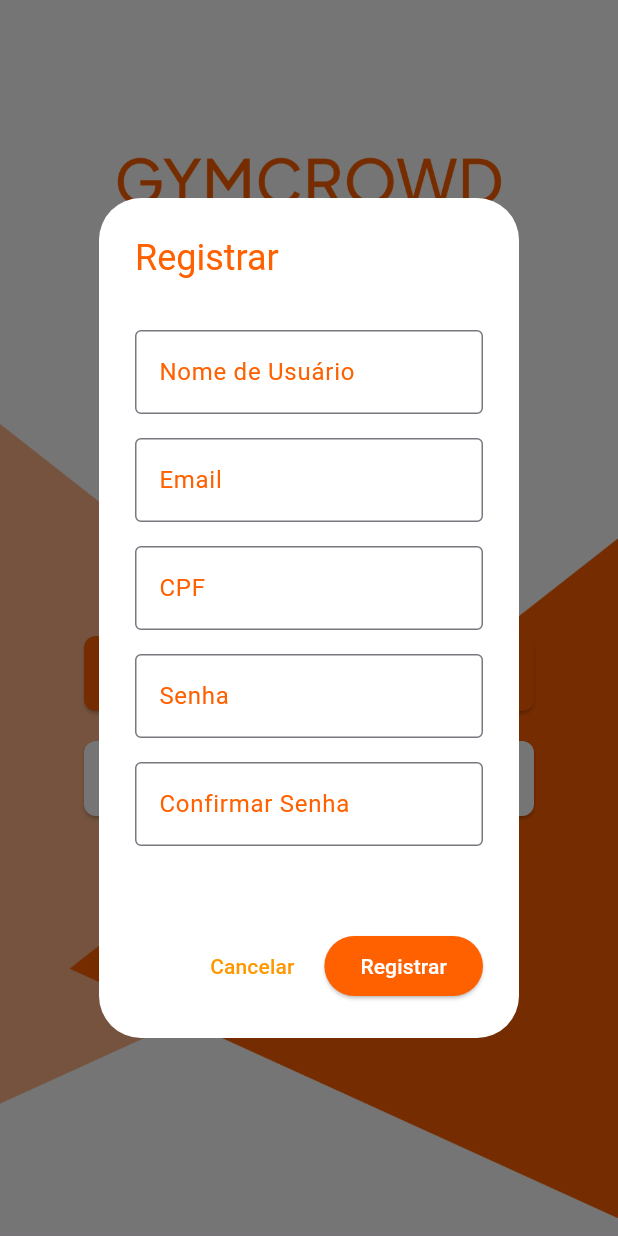
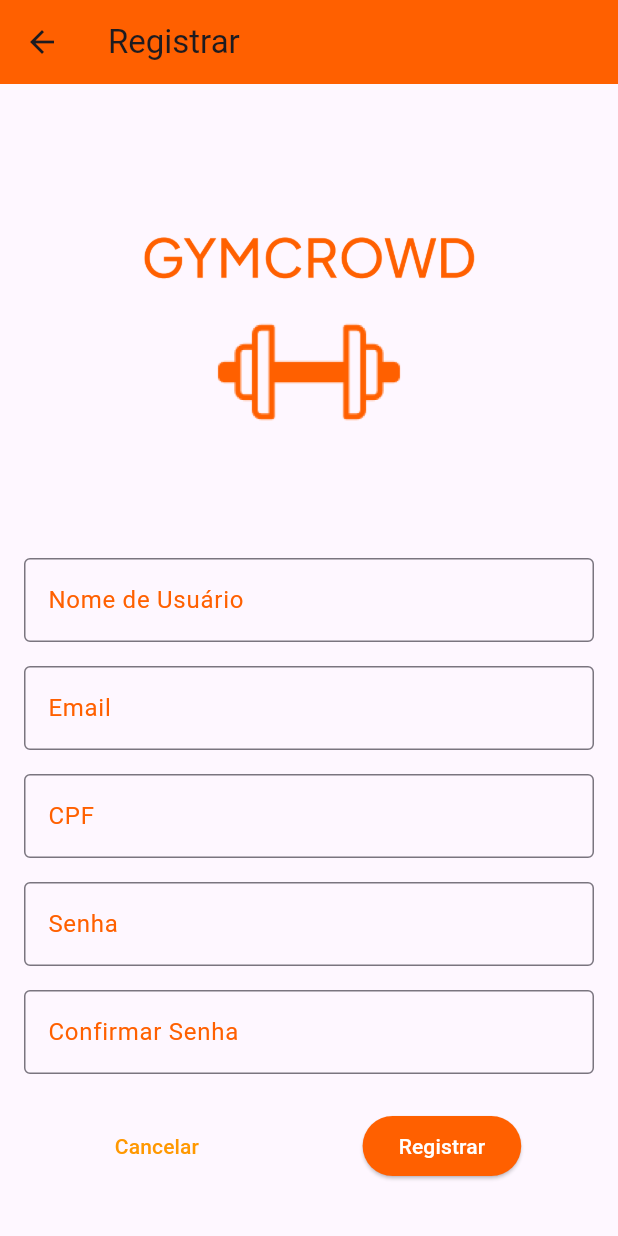
Before and after one commit to Eziliun/GymCrowd-Flutter, a Flutter app: the screen it shows after launch, after a tap on "Criar Conta", on a phone screen of 412 x 824 dp. Run offline on Flutter 3.47's test engine with Material 3 defaults, Android fonts, the phone set to English and light mode, and no system bars.

Commit message:
adicionado paginas de login e cadastro

```diff
--- a/lib/pages/introduction.dart
+++ b/lib/pages/introduction.dart
@@ -1,4 +1,6 @@
 import 'package:flutter/material.dart';
+import 'package:gym_crowd/pages/login.dart';
+import 'package:gym_crowd/pages/register.dart';
 
 class IntroductionPage extends StatelessWidget {
   @override
@@ -8,7 +10,7 @@ class IntroductionPage extends StatelessWidget {
         children: [
           // Imagem de fundo
           Container(
-            decoration: BoxDecoration(
+            decoration: const BoxDecoration(
               image: DecorationImage(
                 image: AssetImage('assets/GymCrowdLogo.png'),
                 fit: BoxFit.cover,
@@ -24,33 +26,39 @@ class IntroductionPage extends StatelessWidget {
               children: [
                 ElevatedButton(
                   onPressed: () {
-                    _showRegisterDialog(context);
+                    Navigator.push(
+                      context,
+                      MaterialPageRoute(builder: (context) => const Register()),
+                    );
                   },
                   style: ElevatedButton.styleFrom(
-                    backgroundColor: Color(0xFFFF6000),
-                    minimumSize: Size(300, 50),
+                    backgroundColor: const Color(0xFFFF6000),
+                    minimumSize: const Size(300, 50),
                     shape: RoundedRectangleBorder(
                       borderRadius: BorderRadius.circular(8),
                     ),
                   ),
-                  child: Text(
+                  child: const Text(
                     'Criar Conta',
                     style: TextStyle(color: Color(0xFFFFFFFF)),
                   ),
                 ),
-                SizedBox(height: 20),
+                const SizedBox(height: 20),
                 ElevatedButton(
                   onPressed: () {
-                    _showLoginDialog(context);
+                    Navigator.push(
+                      context,
+                      MaterialPageRoute(builder: (context) => const Login()),
+                    );
                   },
                   style: ElevatedButton.styleFrom(
-                    backgroundColor: Color(0xFFFFFFFF),
-                    minimumSize: Size(300, 50),
+                    backgroundColor: const Color(0xFFFFFFFF),
+                    minimumSize: const Size(300, 50),
                     shape: RoundedRectangleBorder(
                       borderRadius: BorderRadius.circular(8),
                     ),
                   ),
-                  child: Text(
+                  child: const Text(
                     'Login',
                     style: TextStyle(color: Color(0xFFFF6000)),
                   ),
@@ -62,145 +70,4 @@ class IntroductionPage extends StatelessWidget {
       ),
     );
   }
-
-  // Função para mostrar o diálogo de login
-  void _showLoginDialog(BuildContext context) {
-    showDialog(
-      context: context,
-      builder: (BuildContext context) {
-        return AlertDialog(
-          backgroundColor: Colors.white,
-          title: Text(
-            'Login',
-            style: TextStyle(color: Color(0xFFFF6000)),
-          ),
-          content: Padding(
-            padding: const EdgeInsets.symmetric(vertical: 16.0),
-            child: Column(
-              mainAxisSize: MainAxisSize.min,
-              children: [
-                TextField(
-                  decoration: InputDecoration(
-                    labelText: 'Email',
-                    labelStyle: TextStyle(color: Color(0xFFFF6000)),
-                    border: OutlineInputBorder(),
-                  ),
-                ),
-                SizedBox(height: 16),
-                TextField(
-                  obscureText: true,
-                  decoration: InputDecoration(
-                    labelText: 'Senha',
-                    labelStyle: TextStyle(color: Color(0xFFFF6000)),
-                    border: OutlineInputBorder(),
-                  ),
-                ),
-              ],
-            ),
-          ),
-          actions: [
-            TextButton(
-              child: Text('Cancelar',style: TextStyle(color: Colors.orange)),
-              onPressed: () {
-                Navigator.of(context).pop();
-              },
-            ),
-            ElevatedButton(
-              child: Text('Entrar',style: TextStyle(color: Colors.white)),
-              style: ElevatedButton.styleFrom(
-                primary: Color(0xFFFF6000), // Cor laranja
-              ),
-              onPressed: () {
-                // Adicione a lógica de login aqui
-              },
-            ),
-          ],
-        );
-      },
-    );
-  }
-
-  void _showRegisterDialog(BuildContext context) {
-    showDialog(
-      context: context,
-      builder: (BuildContext context) {
-        return AlertDialog(
-          backgroundColor: Colors.white,
-          title: Text(
-            'Registrar',
-            style: TextStyle(color: Color(0xFFFF6000)),
-          ),
-          content: Padding(
-            padding: const EdgeInsets.symmetric(vertical: 16.0),
-            child: SingleChildScrollView(
-              child: Column(
-                mainAxisSize: MainAxisSize.min,
-                children: [
-                  TextField(
-                    decoration: InputDecoration(
-                      labelText: 'Nome de Usuário',
-                      labelStyle: TextStyle(color: Color(0xFFFF6000)),
-                      border: OutlineInputBorder(),
-                    ),
-                  ),
-                  SizedBox(height: 16),
-                  TextField(
-                    decoration: InputDecoration(
-                      labelText: 'Email',
-                      labelStyle: TextStyle(color: Color(0xFFFF6000)),
-                      border: OutlineInputBorder(),
-                    ),
-                  ),
-                  SizedBox(height: 16),
-                  TextField(
-                    decoration: InputDecoration(
-                      labelText: 'CPF',
-                      labelStyle: TextStyle(color: Color(0xFFFF6000)),
-                      border: OutlineInputBorder(),
-                    ),
-                  ),
-                  SizedBox(height: 16),
-                  TextField(
-                    obscureText: true,
-                    decoration: InputDecoration(
-                      labelText: 'Senha',
-                      labelStyle: TextStyle(color: Color(0xFFFF6000)),
-                      border: OutlineInputBorder(),
-                    ),
-                  ),
-                  SizedBox(height: 16),
-                  TextField(
-                    obscureText: true,
-                    decoration: InputDecoration(
-                      labelText: 'Confirmar Senha',
-                      labelStyle: TextStyle(color: Color(0xFFFF6000)),
-                      border: OutlineInputBorder(),
-                    ),
-                  ),
-                  SizedBox(height: 16),
-                ],
-              ),
-            ),
-          ),
-          actions: [
-            TextButton(
-              child: Text('Cancelar' ,style: TextStyle(color: Colors.orange)),
-              onPressed: () {
-                Navigator.of(context).pop();
-              },
-            ),
-            ElevatedButton(
-              child: Text('Registrar',style: TextStyle(color: Colors.white)),
-              style: ElevatedButton.styleFrom(
-                primary: Color(0xFFFF6000), // Cor laranja
-              ),
-              onPressed: () {
-                // Adicione a lógica de registro aqui
-              },
-            ),
-          ],
-        );
-      },
-    );
-  }
 }
--- /dev/null
+++ b/lib/pages/register.dart
@@ -0,0 +1,91 @@
+import 'package:flutter/material.dart';
+
+class Register extends StatelessWidget {
+  const Register({super.key});
+
+  @override
+  Widget build(BuildContext context) {
+    return Scaffold(
+      appBar: AppBar(
+        title: const Text('Registrar'),
+        backgroundColor: const Color(0xFFFF6000),
+      ),
+      body: Padding(
+        padding: const EdgeInsets.all(16.0),
+        child: SingleChildScrollView(
+          child: Column(
+            mainAxisAlignment: MainAxisAlignment.start,
+            children: [
+              Image.asset(
+              'assets/GymCrowdLogo2.png', // Caminho para a imagem no diretório assets
+              height: 300, // Altura da imagem
+            ),
+              const TextField(
+                decoration: InputDecoration(
+                  labelText: 'Nome de Usuário',
+                  labelStyle: TextStyle(color: Color(0xFFFF6000)),
+                  border: OutlineInputBorder(),
+                ),
+              ),
+              const SizedBox(height: 16),
+              const TextField(
+                decoration: InputDecoration(
+                  labelText: 'Email',
+                  labelStyle: TextStyle(color: Color(0xFFFF6000)),
+                  border: OutlineInputBorder(),
+                ),
+              ),
+              const SizedBox(height: 16),
+              const TextField(
+                decoration: InputDecoration(
+                  labelText: 'CPF',
+                  labelStyle: TextStyle(color: Color(0xFFFF6000)),
+                  border: OutlineInputBorder(),
+                ),
+              ),
+              const SizedBox(height: 16),
+              const TextField(
+                obscureText: true,
+                decoration: InputDecoration(
+                  labelText: 'Senha',
+                  labelStyle: TextStyle(color: Color(0xFFFF6000)),
+                  border: OutlineInputBorder(),
+                ),
+              ),
+              const SizedBox(height: 16),
+              const TextField(
+                obscureText: true,
+                decoration: InputDecoration(
+                  labelText: 'Confirmar Senha',
+                  labelStyle: TextStyle(color: Color(0xFFFF6000)),
+                  border: OutlineInputBorder(),
+                ),
+              ),
+              const SizedBox(height: 24),
+              Row(
+                mainAxisAlignment: MainAxisAlignment.spaceAround,
+                children: [
+                  TextButton(
+                    child: const Text('Cancelar', style: TextStyle(color: Colors.orange)),
+                    onPressed: () {
+                      Navigator.of(context).pop();
+                    },
+                  ),
+                  ElevatedButton(
+                    style: ElevatedButton.styleFrom(
+                      backgroundColor: const Color(0xFFFF6000), // Cor laranja
+                    ),
+                    onPressed: () {
+                      // Adicione a lógica de registro aqui
+                    },
+                    child: const Text('Registrar', style: TextStyle(color: Colors.white)),
+                  ),
+                ],
+              ),
+            ],
+          ),
+        ),
+      ),
+    );
+  }
+  }
--- a/pubspec.yaml
+++ b/pubspec.yaml
@@ -54,6 +54,7 @@ dev_dependencies:
 flutter:
   assets:
     - assets/GymCrowdLogo.png
+    - assets/GymCrowdLogo2.png
 
   # The following line ensures that the Material Icons font is
   # included with your application, so that you can use the icons in
```
Also changed, not shown: lib/models/login_modelo.dart (added, +33 -0 lines), lib/pages/login.dart (added, +71 -0 lines), assets/GymCrowdLogo2.png (added), package-lock.json (added), pubspec.lock.
